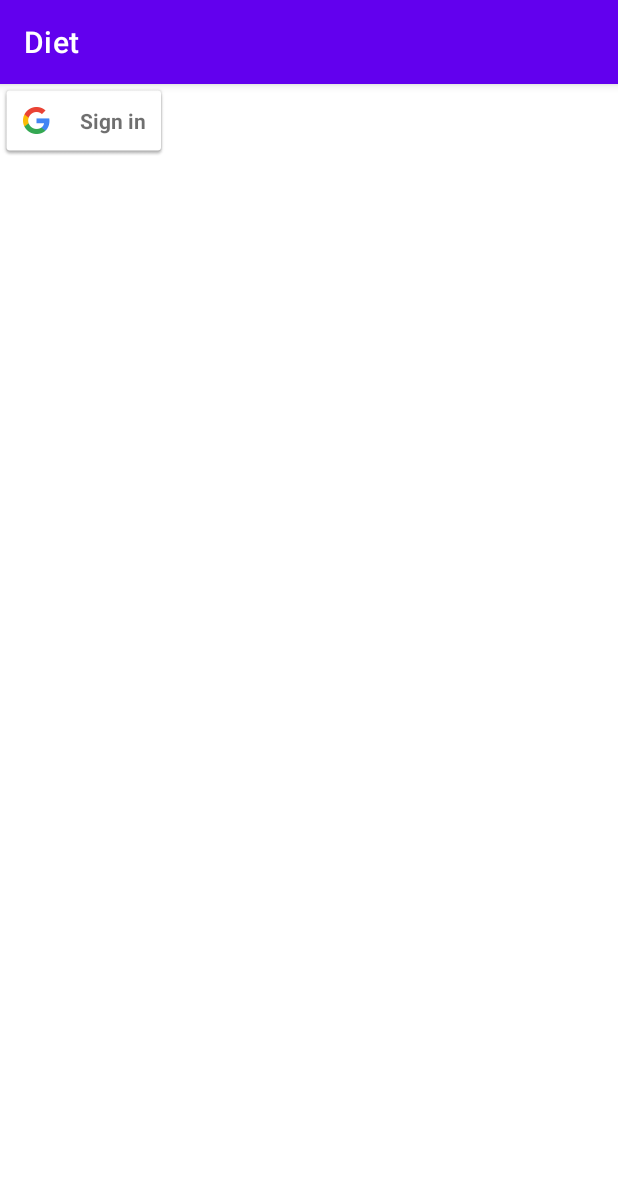
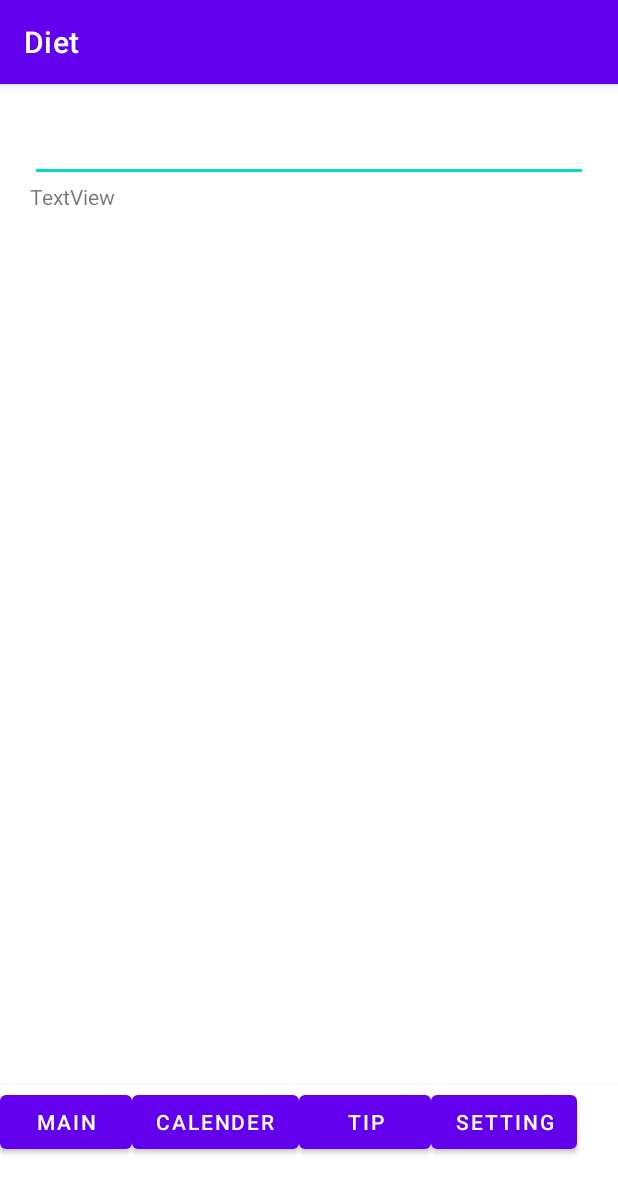
Before and after one commit to GRU0925/Diet, an Android app: the screen it shows after launch (LoginActivity before the commit, MainActivity after it), on a phone screen of 412 x 824 dp. Shown: the top 1193 px of the screen. Run offline under Robolectric (Android 15) with nearby library versions, the phone set to English and light mode, and no system bars.

Commit message:
20220520_KSW
MainActivity

Add Fragments

```diff
--- a/app/build.gradle
+++ b/app/build.gradle
@@ -34,13 +34,15 @@ dependencies {
     implementation 'androidx.appcompat:appcompat:1.4.0'
     implementation 'com.google.android.material:material:1.4.0'
     implementation 'androidx.constraintlayout:constraintlayout:2.1.2'
-    testImplementation 'junit:junit:4.+'
+    //testImplementation 'junit:junit:4.+'
     androidTestImplementation 'androidx.test.ext:junit:1.1.3'
     androidTestImplementation 'androidx.test.espresso:espresso-core:3.4.0'
 
+    implementation platform('com.google.firebase:firebase-bom:29.3.1')
 
     implementation 'com.google.firebase:firebase-auth:21.0.1'   // fireabse auth
     implementation 'com.google.firebase:firebase-bom:29.3.1'    // firebase sdk
-    implementation 'com.google.android.gms:play-services-auth:20.2.0'
+    implementation 'com.google.android.gms:play-services-auth:20.2.0'   // google auth
+    implementation 'com.google.firebase:firebase-database'      // fireabse database
 
 }
--- a/app/src/main/AndroidManifest.xml
+++ b/app/src/main/AndroidManifest.xml
@@ -10,12 +10,17 @@
         android:supportsRtl="true"
         android:theme="@style/Theme.Diet">
         <activity android:name="LoginActivity">
+
+        </activity>
+        <activity android:name=".MainActivity">
             <intent-filter>
                 <action android:name="android.intent.action.MAIN" />
 
                 <category android:name="android.intent.category.LAUNCHER" />
             </intent-filter>
+
         </activity>
+        <!--<activity android:name="."></activity>-->
     </application>
 
 </manifest>
--- /dev/null
+++ b/app/src/main/java/com/example/diet/FragmentMain.java
@@ -0,0 +1,22 @@
+package com.example.diet;
+
+import android.os.Bundle;
+import android.view.LayoutInflater;
+import android.view.View;
+import android.view.ViewGroup;
+
+import androidx.fragment.app.Fragment;
+
+public class FragmentMain extends Fragment {
+
+    public FragmentMain() {
+
+    }
+
+    @Override
+    public View onCreateView(LayoutInflater inflater, ViewGroup container,
+                             Bundle savedInstanceState) {
+
+        return inflater.inflate(R.layout.fragment_main, container, false);
+    }
+}
--- a/app/src/main/java/com/example/diet/MainActivity.java
+++ b/app/src/main/java/com/example/diet/MainActivity.java
@@ -1,14 +1,89 @@
 package com.example.diet;
 
+import android.content.Intent;
+import android.os.Bundle;
+import android.view.View;
+import android.widget.Button;
+import android.widget.ImageButton;
+
 import androidx.appcompat.app.AppCompatActivity;
-
-import android.os.Bundle;
+import androidx.fragment.app.Fragment;
+import androidx.fragment.app.FragmentManager;
+import androidx.fragment.app.FragmentTransaction;
 
 public class MainActivity extends AppCompatActivity {
+
+    Button btnMain, btnCalender, btnTip, btnSetting;
+
+    private Fragment fragmentMain;
+
 
     @Override
     protected void onCreate(Bundle savedInstanceState) {
         super.onCreate(savedInstanceState);
         setContentView(R.layout.activity_main);
+
+        btnMain = (Button)findViewById(R.id.BT_Main);
+        btnCalender = (Button)findViewById(R.id.BT_calender);
+        btnTip = (Button)findViewById(R.id.BT_tip);
+        btnSetting = (Button)findViewById(R.id.BT_setting);
+
+        fragmentMain = new Fragment();
+
+        /*
+        FragmentManager fm = getSupportFragmentManager();
+        FragmentTransaction fragmentTransaction = fm.beginTransaction();
+        fragmentTransaction.add(R.id.fmLayout, new FragmentMain());
+        fragmentTransaction.add(R.id.fmLayout, new FragmentCalender());
+        fragmentTransaction.commit();
+        */
+
+        btnMain.setOnClickListener(new View.OnClickListener() {
+            @Override
+            public void onClick(View v) {
+                callFragmentMain();
+            }
+        });
+
+        btnCalender.setOnClickListener(new View.OnClickListener() {
+            @Override
+            public void onClick(View v) {
+                callFragmentCalender();
+            }
+        });
+
+
+        /*
+        // 음식 추가 페이지로 넘어가기
+        ImageButton btnmanager = (ImageButton) findViewById(R.id.btnmanager);
+        btnmanager.setOnClickListener(new View.OnClickListener() {
+            @Override
+            public void onClick(View view) {
+                Intent intent = new Intent(getApplicationContext(), YoloActivity.class);
+                startActivityForResult(intent,0);
+            }
+        });
+        */
+
+    }
+
+    public void callFragmentMain() {
+
+        Fragment fr = new com.example.diet.FragmentMain();
+
+        FragmentManager fm = getSupportFragmentManager();
+        FragmentTransaction fragmentTransaction = fm.beginTransaction();
+        fragmentTransaction.replace(R.id.fmLayout, fr);
+        fragmentTransaction.commit();
+    }
+
+    public void callFragmentCalender() {
+
+        Fragment fr = new com.example.diet.FragmentCalender();
+
+        FragmentManager fm = getSupportFragmentManager();
+        FragmentTransaction fragmentTransaction = fm.beginTransaction();
+        fragmentTransaction.replace(R.id.fmLayout, fr);
+        fragmentTransaction.commit();
     }
 }
--- a/app/src/main/res/layout/activity_main.xml
+++ b/app/src/main/res/layout/activity_main.xml
@@ -1,18 +1,68 @@
 <?xml version="1.0" encoding="utf-8"?>
-<androidx.constraintlayout.widget.ConstraintLayout xmlns:android="http://schemas.android.com/apk/res/android"
+<LinearLayout xmlns:android="http://schemas.android.com/apk/res/android"
     xmlns:app="http://schemas.android.com/apk/res-auto"
     xmlns:tools="http://schemas.android.com/tools"
+    android:id="@+id/BT_main"
     android:layout_width="match_parent"
     android:layout_height="match_parent"
-    tools:context=".MainActivity">
+    android:orientation="vertical">
 
-    <TextView
-        android:layout_width="wrap_content"
-        android:layout_height="wrap_content"
-        android:text="Hello World!"
-        app:layout_constraintBottom_toBottomOf="parent"
-        app:layout_constraintLeft_toLeftOf="parent"
-        app:layout_constraintRight_toRightOf="parent"
-        app:layout_constraintTop_toTopOf="parent" />
+    <FrameLayout
+        android:id="@+id/fmLayout"
+        android:layout_width="match_parent"
+        android:layout_height="match_parent"
+        android:layout_weight="1">
 
-</androidx.constraintlayout.widget.ConstraintLayout>
+        <fragment
+            android:id="@+id/fragment"
+            android:name="com.example.diet.FragmentMain"
+            android:layout_width="match_parent"
+            android:layout_height="match_parent"
+            android:layout_weight="1" />
+
+<!--        <ImageButton
+            android:id="@+id/btnmanager"
+            android:layout_width="59dp"
+            android:layout_height="59dp"
+            android:layout_gravity="bottom|right"
+            android:src="@drawable/plus" />
+-->
+    </FrameLayout>
+
+
+    <com.google.android.material.bottomnavigation.BottomNavigationView
+        android:layout_width="match_parent"
+        android:layout_height="100dp">
+
+        <LinearLayout
+            android:layout_width="match_parent"
+            android:layout_height="match_parent">
+
+            <Button
+                android:id="@+id/BT_Main"
+                android:layout_width="wrap_content"
+                android:layout_height="wrap_content"
+                android:text="Main" />
+
+            <Button
+                android:id="@+id/BT_calender"
+                android:layout_width="wrap_content"
+                android:layout_height="wrap_content"
+                android:text="Calender" />
+
+            <Button
+                android:id="@+id/BT_tip"
+                android:layout_width="wrap_content"
+                android:layout_height="wrap_content"
+                android:text="Tip" />
+
+            <Button
+                android:id="@+id/BT_setting"
+                android:layout_width="wrap_content"
+                android:layout_height="wrap_content"
+                android:text="Setting" />
+        </LinearLayout>
+
+    </com.google.android.material.bottomnavigation.BottomNavigationView>
+
+</LinearLayout>
--- /dev/null
+++ b/app/src/main/res/layout/fragment_calender.xml
@@ -0,0 +1,6 @@
+<?xml version="1.0" encoding="utf-8"?>
+<androidx.constraintlayout.widget.ConstraintLayout
+    xmlns:android="http://schemas.android.com/apk/res/android" android:layout_width="match_parent"
+    android:layout_height="match_parent">
+
+</androidx.constraintlayout.widget.ConstraintLayout>
--- /dev/null
+++ b/app/src/main/res/layout/fragment_main.xml
@@ -0,0 +1,20 @@
+<?xml version="1.0" encoding="utf-8"?>
+<LinearLayout xmlns:android="http://schemas.android.com/apk/res/android"
+    android:layout_width="match_parent"
+    android:layout_height="match_parent"
+    android:orientation="vertical"
+    android:padding="20dp">
+
+    <EditText
+        android:id="@+id/editTextDate"
+        android:layout_width="match_parent"
+        android:layout_height="wrap_content"
+        android:ems="10"
+        android:inputType="date" />
+
+    <TextView
+        android:id="@+id/textView7"
+        android:layout_width="match_parent"
+        android:layout_height="wrap_content"
+        android:text="TextView" />
+</LinearLayout>
--- a/build.gradle
+++ b/build.gradle
@@ -17,6 +17,10 @@ allprojects {
     repositories {
         google()
         jcenter()
+
+        maven {
+            url 'https://maven.google.com'
+        }
     }
 }
 
```
Also changed, not shown: app/src/main/java/com/example/diet/FragmentCalender.java (added, +9 -0 lines), app/src/main/res/layout/login.xml (+5 -2 lines).
